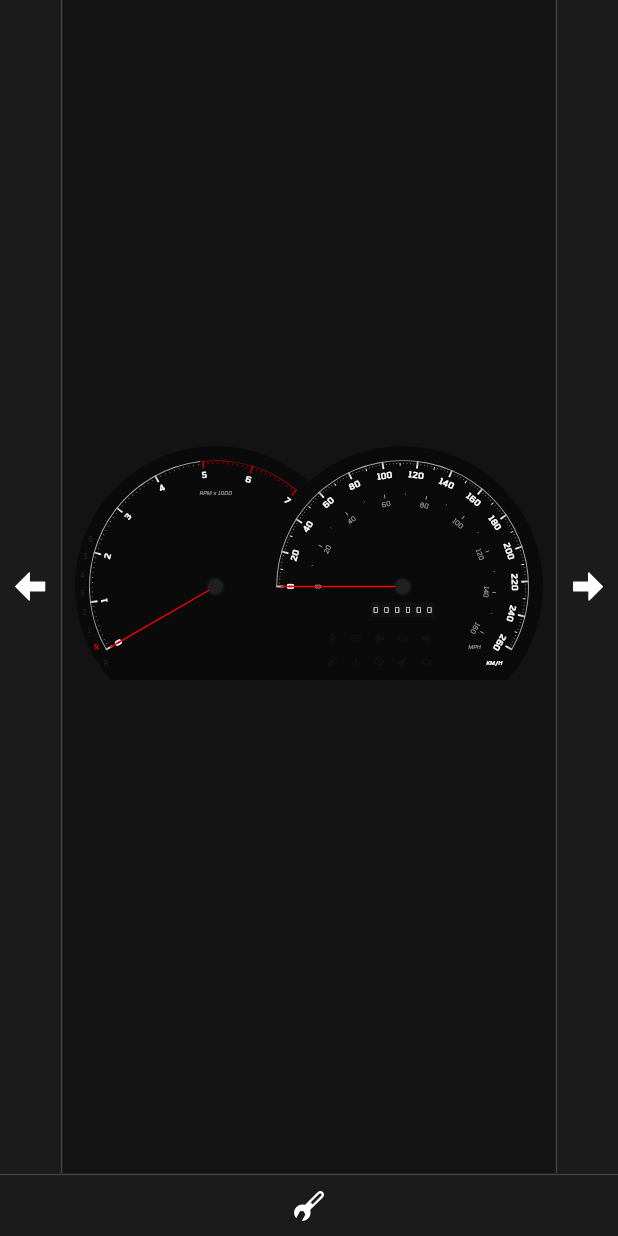
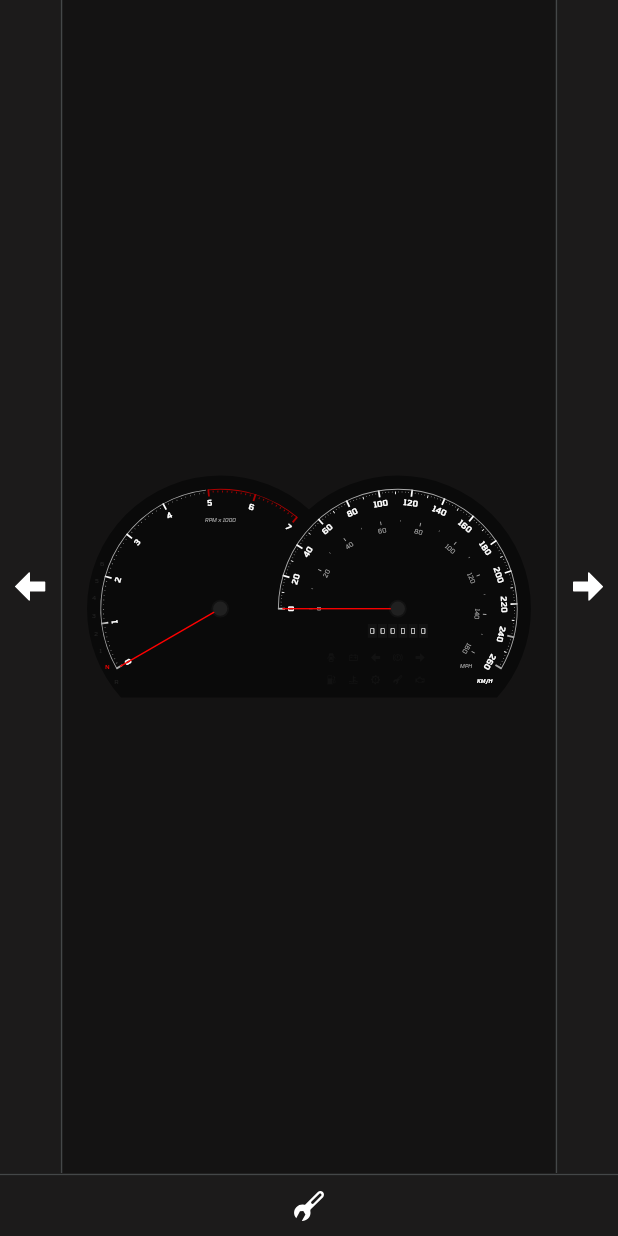
Before and after one commit to darius-calugar/Gauge-Cluster, a Flutter app: the screen it shows after launch, on a phone screen of 412 x 824 dp. Run offline on Flutter 3.47's test engine with Material 3 defaults, Android fonts, the phone set to English and light mode, and no system bars; our stand-ins replace equatable, flutter_bloc, flutter_svg.

Commit message:
refactor: Improve example bounds in playground

```diff
--- a/gauge_cluster/lib/examples/1_brawn/gauge_cluster.dart
+++ b/gauge_cluster/lib/examples/1_brawn/gauge_cluster.dart
@@ -14,7 +14,10 @@ class BrawnGaugeCluster extends StatelessWidget {
   Widget build(BuildContext context) {
     final carState = context.watch<CarCubit>().state;
 
-    return PhysicalShape(
+    return SizedBox(
+      width: 1000,
+      height: 500,
+      child: PhysicalShape(
         clipper: _BackgroundClipper(),
         color: AppColors.black1,
         child: Stack(
@@ -22,19 +25,21 @@ class BrawnGaugeCluster extends StatelessWidget {
             Positioned.fill(left: null, child: BrawnSpeedGauge()),
             Positioned.fill(right: null, child: BrawnRevGauge()),
             Positioned(
-            bottom: 290,
+              bottom: 90,
               right: 450,
               child: SizedOverflowBox(
                 size: Size.zero,
                 child: SvgIcon(
                   SvgIcons.doors,
                   color:
-                    carState.doorSignal ? AppColors.orange1 : AppColors.black2,
+                      carState.doorSignal
+                          ? AppColors.orange1
+                          : AppColors.black2,
                 ),
               ),
             ),
             Positioned(
-            bottom: 290,
+              bottom: 90,
               right: 400,
               child: SizedOverflowBox(
                 size: Size.zero,
@@ -48,7 +53,7 @@ class BrawnGaugeCluster extends StatelessWidget {
               ),
             ),
             Positioned(
-            bottom: 290,
+              bottom: 90,
               right: 350,
               child: SizedOverflowBox(
                 size: Size.zero,
@@ -62,7 +67,7 @@ class BrawnGaugeCluster extends StatelessWidget {
               ),
             ),
             Positioned(
-            bottom: 290,
+              bottom: 90,
               right: 300,
               child: SizedOverflowBox(
                 size: Size.zero,
@@ -74,7 +79,7 @@ class BrawnGaugeCluster extends StatelessWidget {
               ),
             ),
             Positioned(
-            bottom: 290,
+              bottom: 90,
               right: 250,
               child: SizedOverflowBox(
                 size: Size.zero,
@@ -88,18 +93,19 @@ class BrawnGaugeCluster extends StatelessWidget {
               ),
             ),
             Positioned(
-            bottom: 240,
+              bottom: 40,
               right: 450,
               child: SizedOverflowBox(
                 size: Size.zero,
                 child: SvgIcon(
                   SvgIcons.fuel,
-                color: carState.fuelSignal ? AppColors.red1 : AppColors.black2,
+                  color:
+                      carState.fuelSignal ? AppColors.red1 : AppColors.black2,
                 ),
               ),
             ),
             Positioned(
-            bottom: 240,
+              bottom: 40,
               right: 400,
               child: SizedOverflowBox(
                 size: Size.zero,
@@ -113,7 +119,7 @@ class BrawnGaugeCluster extends StatelessWidget {
               ),
             ),
             Positioned(
-            bottom: 240,
+              bottom: 40,
               right: 350,
               child: SizedOverflowBox(
                 size: Size.zero,
@@ -127,19 +133,21 @@ class BrawnGaugeCluster extends StatelessWidget {
               ),
             ),
             Positioned(
-            bottom: 240,
+              bottom: 40,
               right: 300,
               child: SizedOverflowBox(
                 size: Size.zero,
                 child: SvgIcon(
                   SvgIcons.wrench,
                   color:
-                    carState.serviceSignal ? AppColors.red1 : AppColors.black2,
+                      carState.serviceSignal
+                          ? AppColors.red1
+                          : AppColors.black2,
                 ),
               ),
             ),
             Positioned(
-            bottom: 240,
+              bottom: 40,
               right: 250,
               child: SizedOverflowBox(
                 size: Size.zero,
@@ -154,6 +162,7 @@ class BrawnGaugeCluster extends StatelessWidget {
             ),
           ],
         ),
+      ),
     );
   }
 }
@@ -166,9 +175,9 @@ class _BackgroundClipper extends CustomClipper<Path> {
 
   @override
   Path getClip(Size size) {
-    final safeRect = Offset(0, 0) & Size(1000, 600);
-    final gauge1Rect = Offset(0, 100) & Size.square(600);
-    final gauge2Rect = Offset(400, 100) & Size.square(600);
+    final safeRect = Offset(0, 0) & Size(1000, 500);
+    final gauge1Rect = Offset(0, 0) & Size.square(600);
+    final gauge2Rect = Offset(400, 0) & Size.square(600);
 
     return Path.combine(
       PathOperation.intersect,
--- a/gauge_cluster/lib/screens/playground_screen.dart
+++ b/gauge_cluster/lib/screens/playground_screen.dart
@@ -52,11 +52,7 @@ class _PlaygroundScreenState extends State<PlaygroundScreen> {
                   child: Material(
                     color: theme.colorScheme.surface,
                     child: Padding(
-                      padding: EdgeInsets.all(8),
-                      child: FittedBox(
-                        child: SizedBox(
-                          width: 1000,
-                          height: 800,
+                      padding: EdgeInsets.all(16),
                       child: AnimatedSwitcher(
                         duration: Durations.medium1,
                         transitionBuilder:
@@ -64,6 +60,9 @@ class _PlaygroundScreenState extends State<PlaygroundScreen> {
                               opacity: animation,
                               child: child,
                             ),
+                        child: SizedBox.expand(
+                          key: ValueKey(playgroundCubit.state.example),
+                          child: FittedBox(
                             child: switch (playgroundCubit.state) {
                               PlaygroundState(example: 0) =>
                                 DebugGaugeCluster(),
```
Also changed, not shown: gauge_cluster/lib/components/gauge/gauge.dart (+6 -2 lines), gauge_cluster/lib/examples/e1/gauge_cluster.dart (+28 -19 lines), gauge_cluster/lib/examples/e1/speed_gauge.dart (line endings or trailing spaces). Lines whose indentation alone changed are shown as unchanged.
